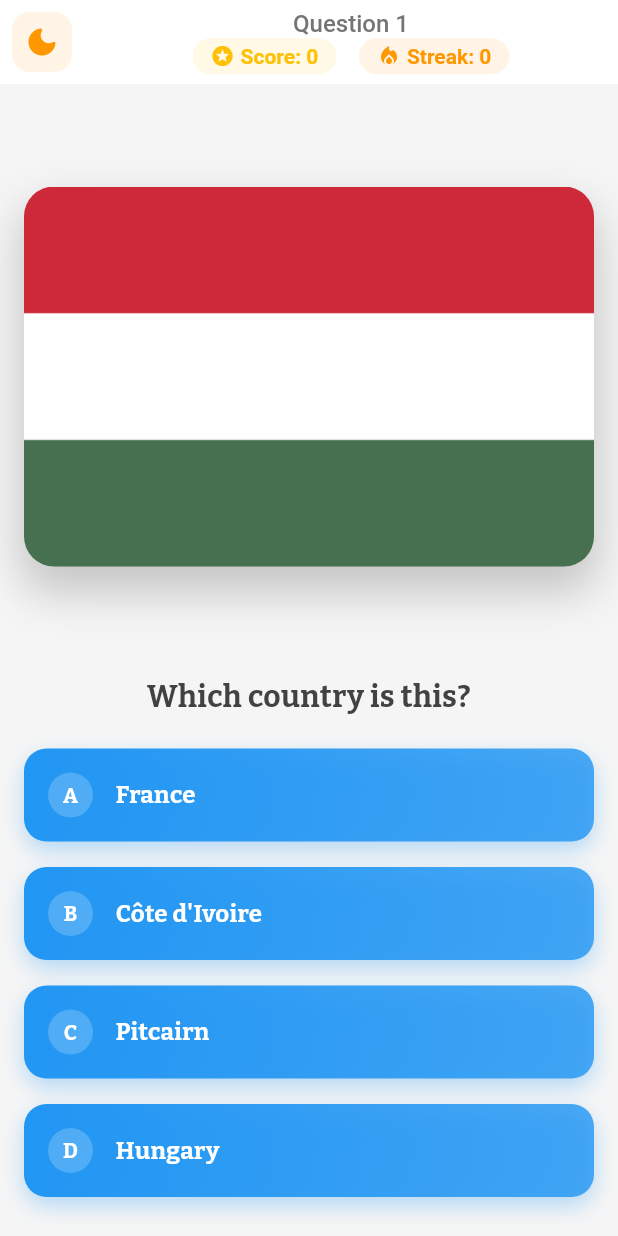
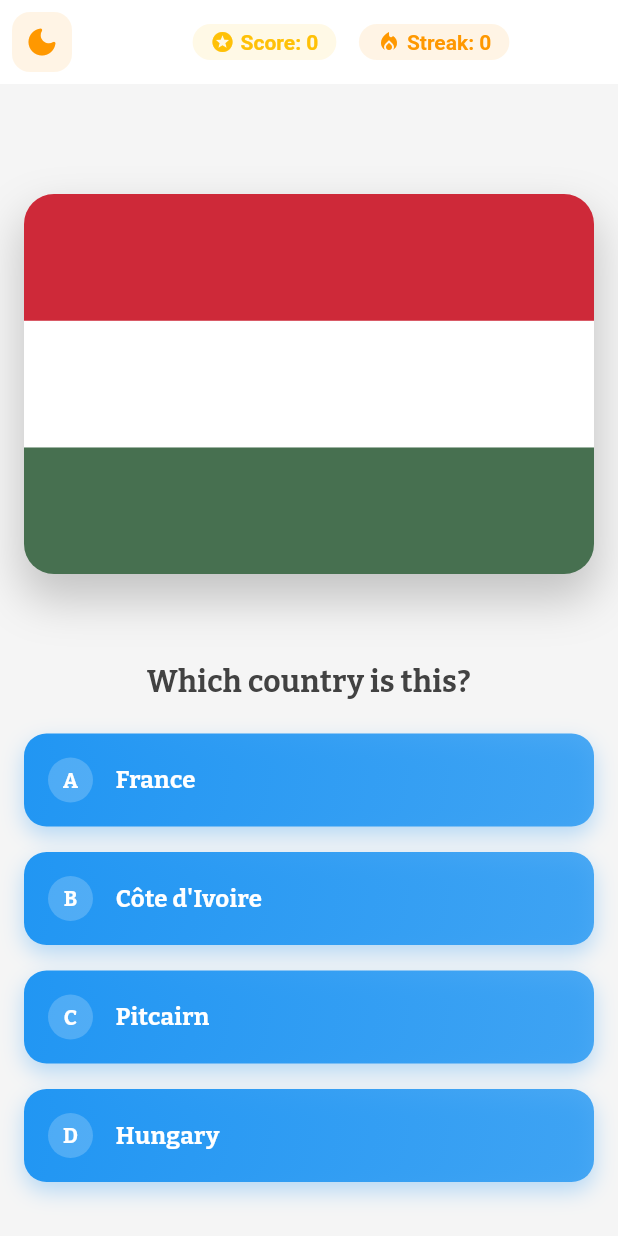
Before and after one commit to omar546/flag_master, a Flutter app: the screen it shows after launch, on a phone screen of 412 x 824 dp. Run offline on Flutter 3.47's test engine with Material 3 defaults, Android fonts, the phone set to English and light mode, and no system bars; our stand-ins replace audioplayers, bloc, flutter_bloc, shared_preferences, smooth_page_indicator.

Commit message:
mobile layout remove sized box

```diff
--- a/lib/modules/game/game_screen.dart
+++ b/lib/modules/game/game_screen.dart
@@ -217,25 +217,13 @@ class _GameScreenState extends State<GameScreen>
   }
 
   Widget _buildSmallScreenHeader() {
-    return Column(
+    return Row(
+      mainAxisAlignment: MainAxisAlignment.center,
       children: [
-        Text(
-          'Question $questionNumber',
-          style: TextStyle(
-            fontSize: 16,
-            fontWeight: FontWeight.w500,
-            color: _subtitleColor,
-          ),
-        ),
-        Row(
-          mainAxisAlignment: MainAxisAlignment.center,
-          children: [
-            _buildCompactScore('Score: $score', Icons.stars, Colors.amber),
-            const SizedBox(width: 15),
-            _buildCompactScore(
-                'Streak: $streak', Icons.local_fire_department, Colors.orange),
-          ],
-        ),
+        _buildCompactScore('Score: $score', Icons.stars, Colors.amber),
+        const SizedBox(width: 15),
+        _buildCompactScore(
+            'Streak: $streak', Icons.local_fire_department, Colors.orange),
       ],
     );
   }
@@ -358,7 +346,6 @@ class _GameScreenState extends State<GameScreen>
             flex: isMediumScreen ? 2 : 1,
             child: _buildFlagSection(),
           ),
-          const SizedBox(height: 20),
           Expanded(
             flex: 1,
             child: _buildOptionsSection(isDesktop: false),
```
